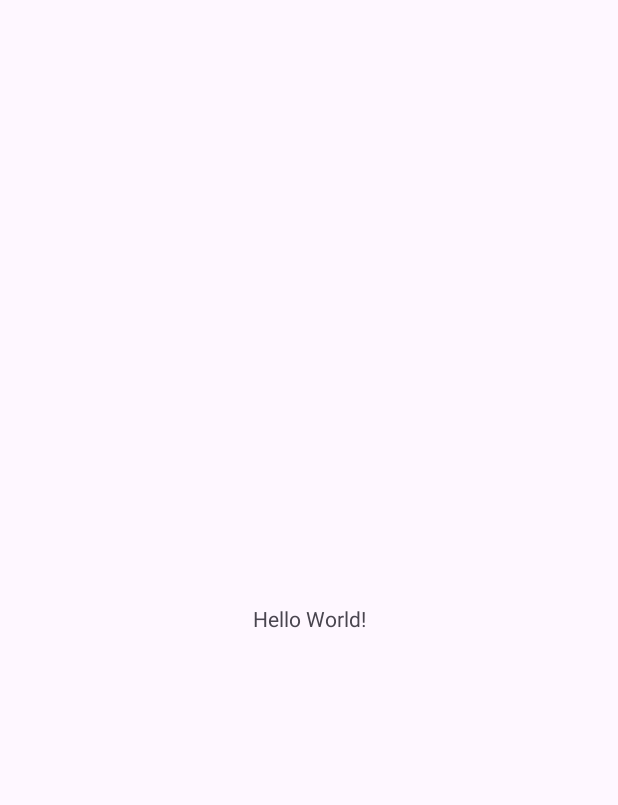
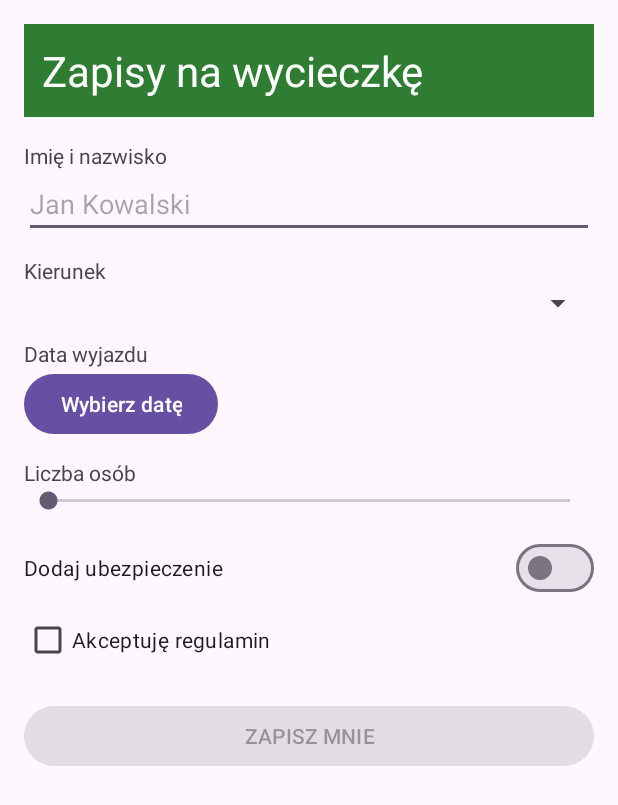
Before and after one commit to Maxinator33/Zadania.07.02, an Android app: the screen it shows after launch (MainActivity), on a phone screen of 412 x 824 dp. Before the commit the part shown is almost empty. Shown: the top 805 px of the screen. Run offline under Robolectric (Android 15) with nearby library versions, the phone set to English and light mode, and no system bars.

Commit message:
uklad formularza wycieczki w ScrollView

```diff
--- a/app/src/main/res/layout/activity_main.xml
+++ b/app/src/main/res/layout/activity_main.xml
@@ -1,19 +1,118 @@
 <?xml version="1.0" encoding="utf-8"?>
-<androidx.constraintlayout.widget.ConstraintLayout xmlns:android="http://schemas.android.com/apk/res/android"
-    xmlns:app="http://schemas.android.com/apk/res-auto"
+<ScrollView xmlns:android="http://schemas.android.com/apk/res/android"
     xmlns:tools="http://schemas.android.com/tools"
     android:id="@+id/main"
     android:layout_width="match_parent"
     android:layout_height="match_parent"
+    android:fillViewport="true"
     tools:context=".MainActivity">
 
-    <TextView
-        android:layout_width="wrap_content"
+    <LinearLayout
+        android:layout_width="match_parent"
         android:layout_height="wrap_content"
-        android:text="Hello World!"
-        app:layout_constraintBottom_toBottomOf="parent"
-        app:layout_constraintEnd_toEndOf="parent"
-        app:layout_constraintStart_toStartOf="parent"
-        app:layout_constraintTop_toTopOf="parent" />
+        android:orientation="vertical"
+        android:padding="16dp">
 
-</androidx.constraintlayout.widget.ConstraintLayout>
+        <TextView
+            android:layout_width="match_parent"
+            android:layout_height="wrap_content"
+            android:background="#2E7D32"
+            android:padding="12dp"
+            android:text="@string/header"
+            android:textColor="#FFFFFF"
+            android:textSize="28sp" />
+
+        <TextView
+            android:layout_width="wrap_content"
+            android:layout_height="wrap_content"
+            android:layout_marginTop="16dp"
+            android:text="@string/label_name" />
+
+        <EditText
+            android:id="@+id/etName"
+            android:layout_width="match_parent"
+            android:layout_height="wrap_content"
+            android:hint="@string/hint_name"
+            android:inputType="textPersonName"
+            android:maxLines="1" />
+
+        <TextView
+            android:layout_width="wrap_content"
+            android:layout_height="wrap_content"
+            android:layout_marginTop="12dp"
+            android:text="@string/label_destination" />
+
+        <Spinner
+            android:id="@+id/spDestination"
+            android:layout_width="match_parent"
+            android:layout_height="wrap_content" />
+
+        <TextView
+            android:layout_width="wrap_content"
+            android:layout_height="wrap_content"
+            android:layout_marginTop="12dp"
+            android:text="@string/label_date" />
+
+        <Button
+            android:id="@+id/btnDate"
+            android:layout_width="wrap_content"
+            android:layout_height="wrap_content"
+            android:text="@string/btn_pick_date" />
+
+        <LinearLayout
+            android:layout_width="match_parent"
+            android:layout_height="wrap_content"
+            android:layout_marginTop="12dp"
+            android:orientation="horizontal">
+
+            <TextView
+                android:layout_width="0dp"
+                android:layout_height="wrap_content"
+                android:layout_weight="1"
+                android:text="@string/label_people" />
+
+            <TextView
+                android:id="@+id/tvPeopleValue"
+                android:layout_width="wrap_content"
+                android:layout_height="wrap_content"
+                android:textStyle="bold"
+                tools:text="1" />
+        </LinearLayout>
+
+        <SeekBar
+            android:id="@+id/sbPeople"
+            android:layout_width="match_parent"
+            android:layout_height="wrap_content"
+            android:max="9"
+            android:progress="0" />
+<!--        SeekBar ma max = 9 , progress + 1, więc użytkownik wybiera od 1 do 10 osób-->
+        <com.google.android.material.materialswitch.MaterialSwitch
+            android:id="@+id/swInsurance"
+            android:layout_width="match_parent"
+            android:layout_height="wrap_content"
+            android:layout_marginTop="12dp"
+            android:text="@string/insurance" />
+
+        <CheckBox
+            android:id="@+id/cbTerms"
+            android:layout_width="wrap_content"
+            android:layout_height="wrap_content"
+            android:text="@string/terms" />
+
+        <Button
+            android:id="@+id/btnSubmit"
+            android:layout_width="match_parent"
+            android:layout_height="wrap_content"
+            android:layout_marginTop="16dp"
+            android:enabled="false"
+            android:text="@string/btn_submit" />
+
+        <TextView
+            android:id="@+id/tvSummary"
+            android:layout_width="match_parent"
+            android:layout_height="wrap_content"
+            android:layout_marginTop="16dp"
+            android:textSize="16sp" />
+
+    </LinearLayout>
+</ScrollView>
--- a/app/src/main/res/values/strings.xml
+++ b/app/src/main/res/values/strings.xml
@@ -1,3 +1,13 @@
 <resources>
     <string name="app_name">Zadania.07.02</string>
+    <string name="header">Zapisy na wycieczkę</string>
+    <string name="label_name">Imię i nazwisko</string>
+    <string name="label_destination">Kierunek</string>
+    <string name="label_date">Data wyjazdu</string>
+    <string name="label_people">Liczba osób</string>
+    <string name="hint_name">Jan Kowalski</string>
+    <string name="btn_pick_date">Wybierz datę</string>
+    <string name="insurance">Dodaj ubezpieczenie</string>
+    <string name="terms">Akceptuję regulamin</string>
+    <string name="btn_submit">ZAPISZ MNIE</string>
 </resources>
```
